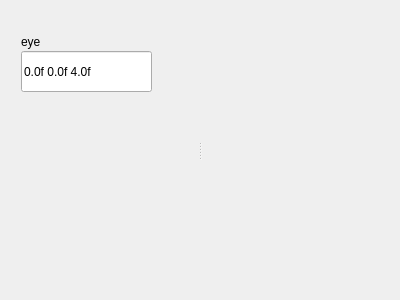
Qt form CubeBresenham/cubeQT/mainwindow.ui (Timoniche/Graphics) before a commit.
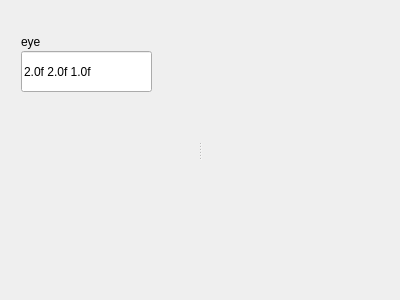
The same form after that commit. Custom widgets are drawn as their Qt base class.

What changed in the file:
```diff
--- a/CubeBresenham/cubeQT/mainwindow.ui
+++ b/CubeBresenham/cubeQT/mainwindow.ui
@@ -31,7 +31,7 @@
          </rect>
         </property>
         <property name="text">
-         <string>0.0f 0.0f 4.0f</string>
+         <string>2.0f 2.0f 1.0f</string>
         </property>
        </widget>
        <widget class="QLabel" name="label">
```
